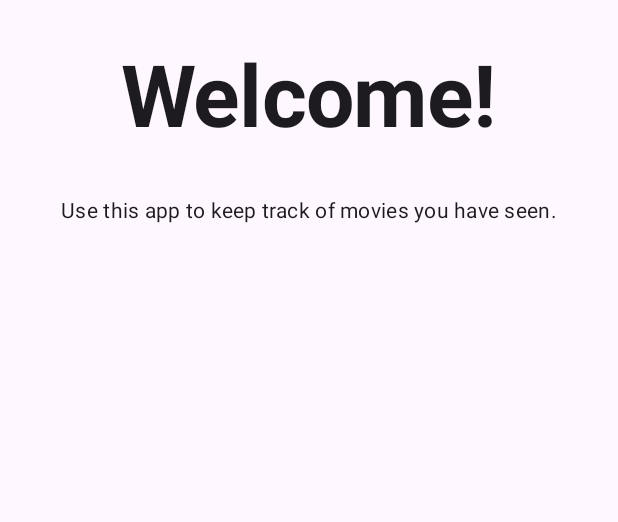
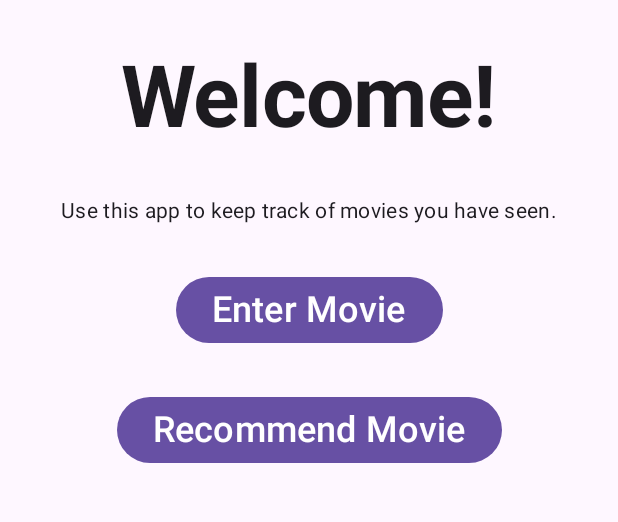
Before and after one commit to ng1417/MovieTracker, an Android app built with Jetpack Compose: the HomeScreen screen opened through its navigation route, on a phone screen of 412 x 824 dp, the part 96-618 px from its top. Run offline under Robolectric (Android 15) with nearby library versions, the phone set to English and light mode, and no system bars.

Commit message:
Running, but not fully funcitonal. Navigation seems ok, but I cannot enter and add movie to the Movie list, probably some silly mistake in updating. Will check.

```diff
--- a/app/src/main/java/com/cs211d/movietracker/ui/HomeScreen.kt
+++ b/app/src/main/java/com/cs211d/movietracker/ui/HomeScreen.kt
@@ -1,22 +1,33 @@
 package com.cs211d.movietracker.ui
 
 
+import androidx.compose.foundation.background
 import androidx.compose.foundation.layout.Column
+import androidx.compose.foundation.layout.Spacer
 import androidx.compose.foundation.layout.fillMaxSize
+import androidx.compose.foundation.layout.height
 import androidx.compose.foundation.layout.padding
+import androidx.compose.foundation.layout.wrapContentHeight
 import androidx.compose.foundation.layout.wrapContentSize
+import androidx.compose.foundation.shape.RoundedCornerShape
+import androidx.compose.material3.Button
 import androidx.compose.material3.MaterialTheme
 import androidx.compose.material3.Text
 import androidx.compose.runtime.Composable
 import androidx.compose.ui.Alignment
 import androidx.compose.ui.Modifier
 import androidx.compose.ui.res.stringResource
+import androidx.compose.ui.semantics.Role.Companion.Button
 import androidx.compose.ui.text.font.FontWeight
 import androidx.compose.ui.unit.dp
+import androidx.compose.ui.unit.sp
+import com.cs211d.movietracker.MovieAppScreen
 import com.cs211d.movietracker.R
 
 @Composable
 fun HomeScreen(
+    onAddMovie: () -> Unit,
+    onClickRecommend: () -> Unit
 ) {
     Column(
         modifier = Modifier
@@ -42,9 +53,32 @@ fun HomeScreen(
 
         /*** CREATE A BUTTON TO GO TO THE EnterMovieScreen  ***/
         // add parameters to the HomeScreen composable as needed
+        Button(
+            onClick = onAddMovie,
+            modifier = Modifier
+                .wrapContentHeight()
+                .padding(vertical = 16.dp)
+        ) {
+            Text(
+                text = "Enter Movie",
+                fontSize = 24.sp
+            )
+        }
 
 
         /*** CREATE A BUTTON TO GO TO THE RecommendMovieScreen  ***/
         // add parameters to the HomeScreen composable as needed
+        Button(
+            onClick = onClickRecommend,
+            modifier = Modifier
+                .wrapContentHeight()
+                .padding(vertical = 16.dp)
+        ) {
+            Text(
+                text = "Recommend Movie",
+                fontSize = 24.sp
+            )
+        }
+
     }
 }
```
Also changed, not shown: app/src/main/java/com/cs211d/movietracker/MovieApp.kt (+43 -1 lines), app/src/main/java/com/cs211d/movietracker/ui/MovieViewModel.kt (+25 -2 lines), app/src/main/java/com/cs211d/movietracker/ui/RecommendMovieScreen.kt (+48 -2 lines).
